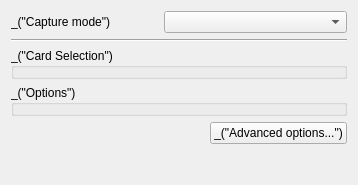
This is modules/gui/qt4/ui/open_capture.ui in omunroe-com/ubtvlc as Qt 5 draws it before an edit. The edited form follows.
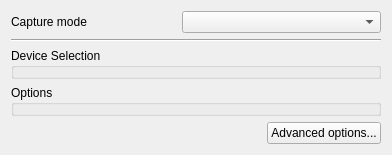
This is the edited form.

```diff
--- a/modules/gui/qt4/ui/open_capture.ui
+++ b/modules/gui/qt4/ui/open_capture.ui
@@ -1,20 +1,20 @@
 <ui version="4.0" >
  <author>Jean-Baptiste Kempf</author>
  <class>OpenCapture</class>
- <widget class="QWidget" name="OpenCapture" >
-  <property name="geometry" >
+ <widget class="QWidget" name="OpenCapture">
+  <property name="geometry">
    <rect>
     <x>0</x>
     <y>0</y>
-    <width>358</width>
-    <height>177</height>
+    <width>392</width>
+    <height>134</height>
    </rect>
   </property>
-  <layout class="QGridLayout" >
-   <item row="0" column="0" >
-    <widget class="QLabel" name="label" >
-     <property name="text" >
-      <string>_("Capture mode")</string>
+  <layout class="QGridLayout">
+   <item row="0" column="0">
+    <widget class="QLabel" name="label">
+     <property name="text">
+      <string>Capture mode</string>
      </property>
     </widget>
    </item>
@@ -38,17 +38,17 @@
      </property>
     </widget>
    </item>
-   <item row="2" column="0" colspan="4" >
-    <widget class="QGroupBox" name="cardBox" >
-     <property name="title" >
-      <string>_("Card Selection")</string>
+   <item row="2" column="0" colspan="4">
+    <widget class="QGroupBox" name="cardBox">
+     <property name="title">
+      <string>Device Selection</string>
      </property>
     </widget>
    </item>
-   <item row="3" column="0" colspan="4" >
-    <widget class="QGroupBox" name="optionsBox" >
-     <property name="title" >
-      <string>_("Options")</string>
+   <item row="3" column="0" colspan="4">
+    <widget class="QGroupBox" name="optionsBox">
+     <property name="title">
+      <string>Options</string>
      </property>
     </widget>
    </item>
@@ -60,10 +60,10 @@
      <property name="sizeType" >
       <enum>QSizePolicy::MinimumExpanding</enum>
      </property>
-     <property name="sizeHint" stdset="0" >
+     <property name="sizeHint" stdset="0">
       <size>
        <width>20</width>
-       <height>30</height>
+       <height>0</height>
       </size>
      </property>
     </spacer>
@@ -73,8 +73,8 @@
      <property name="toolTip" >
       <string>_("Access advanced options to tweak the device")</string>
      </property>
-     <property name="text" >
-      <string>_("Advanced options...")</string>
+     <property name="text">
+      <string>Advanced options...</string>
      </property>
     </widget>
    </item>
```
Left out of the diff: 35 changed lines with no effect on the pictures.
